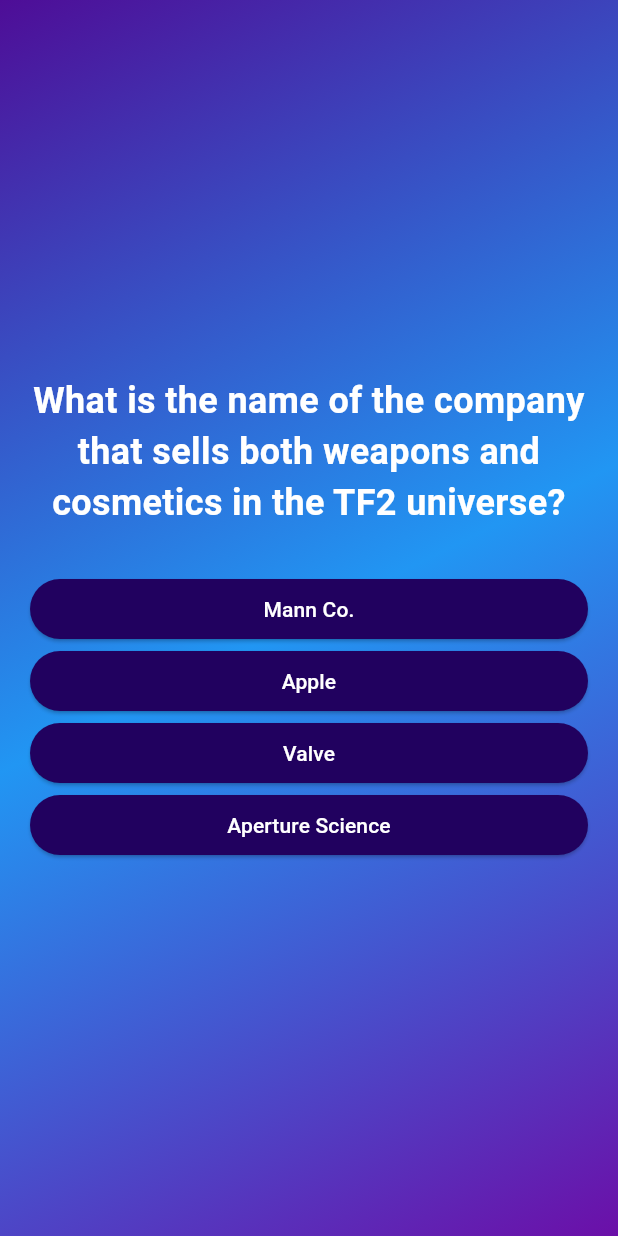
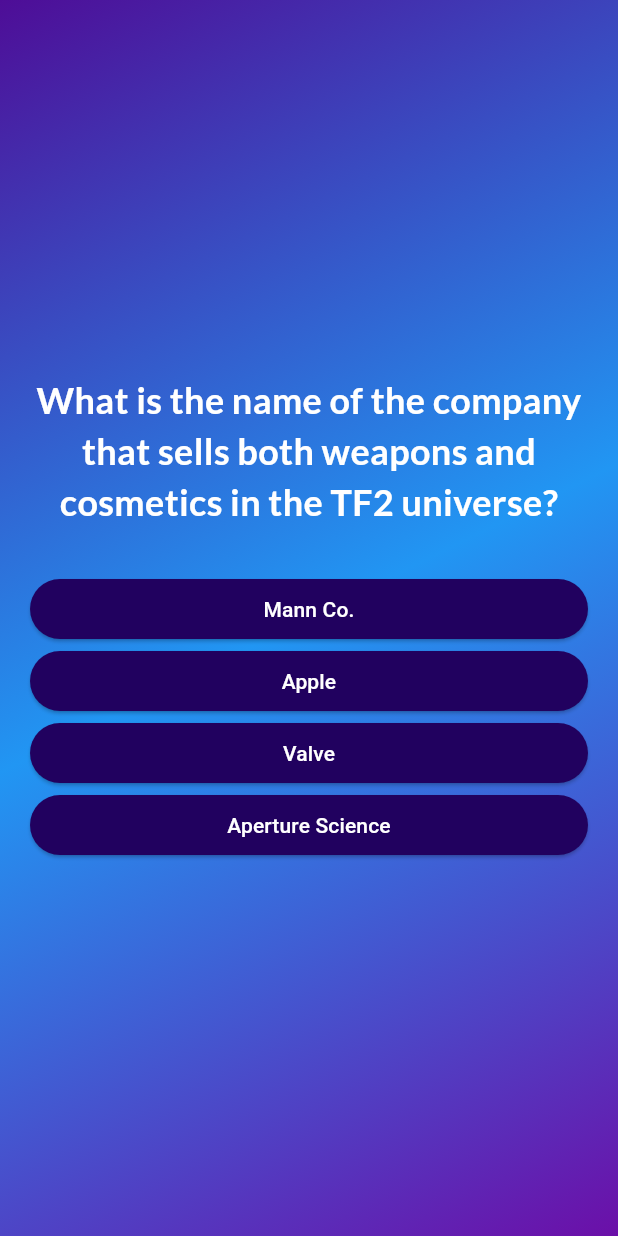
Before and after one commit to thehwayne/quiz_app, a Flutter app: the screen it shows after launch, after a tap on "Start Quiz", after a tap on "A huge gold mine", on a phone screen of 412 x 824 dp. Run offline on Flutter 3.47's test engine with Material 3 defaults, Android fonts, the phone set to English and light mode, and no system bars; our stand-ins replace google_fonts.

Commit message:
Changes made to quiz.dart and questions_screen.dart, finally figured out why google_fonts working. Now it is.

```diff
--- a/quiz_app/lib/data/questions.dart
+++ b/quiz_app/lib/data/questions.dart
@@ -49,6 +49,16 @@ const questions = [
       'Merasmus the Magician', //Correct Answer
       'Dolly Parton'
     ]
+  ),
+
+      QuizQuestion(
+    'What does killing a player who\'s wearing the Ghastly Gibus do?',
+    [
+      'It gives you a hat', //Correct Answer
+      'The enemy player explodes instead of ragdolling',
+      'It releases a ghost that can kill other players',
+      'Nothing happens'
+    ]
   )
 
 ];
--- a/quiz_app/lib/questions_screen.dart
+++ b/quiz_app/lib/questions_screen.dart
@@ -1,10 +1,11 @@
 import 'package:flutter/material.dart';
 import 'package:quiz_app/answer_button.dart';
 import 'package:quiz_app/data/questions.dart';
+import 'package:google_fonts/google_fonts.dart';
 
 class QuestionsScreen extends StatefulWidget {
-  const QuestionsScreen({super.key});
-
+  const QuestionsScreen({super.key, required this.onSelectedAnswer});
+  final void Function(String answer) onSelectedAnswer;
   @override
   State<QuestionsScreen> createState() {
     return _QuestionsScreenState();
@@ -14,7 +15,8 @@ class QuestionsScreen extends StatefulWidget {
 class _QuestionsScreenState extends State<QuestionsScreen> {
   var currentQuestionIndex = 0;
 
-  void answerQuestion() {
+  void answerQuestion(String selectedAnswer) {
+    widget.onSelectedAnswer(selectedAnswer);
     setState(() {
       currentQuestionIndex++;
     });
@@ -33,9 +35,9 @@ class _QuestionsScreenState extends State<QuestionsScreen> {
           children: [
             Text(
               currentQuestion.text,
-              style: TextStyle(
+              style: GoogleFonts.lato(
+                color: Colors.white,
                 fontSize: 24,
-                color: Colors.white,
                 fontWeight: FontWeight.bold,
               ),
               textAlign: TextAlign.center,
@@ -44,7 +46,9 @@ class _QuestionsScreenState extends State<QuestionsScreen> {
             ...currentQuestion.getShuffledAnswers().map((item) {
               return AnswerButton(
                 answerText: item,
-                onTap: answerQuestion,
+                onTap: () {
+                  answerQuestion(item);
+                },
               );
             }),
           ],
--- a/quiz_app/lib/quiz.dart
+++ b/quiz_app/lib/quiz.dart
@@ -1,5 +1,7 @@
 import 'package:flutter/material.dart';
+import 'package:quiz_app/data/questions.dart';
 import 'package:quiz_app/questions_screen.dart';
+import 'package:quiz_app/results_screen.dart';
 import 'package:quiz_app/start_screen.dart';
 
 class Quiz extends StatefulWidget {
@@ -12,8 +14,21 @@ class Quiz extends StatefulWidget {
 }
 
 class _QuizState extends State<Quiz> {
+  List<String> selectedAnswers = [];
   Widget? activeScreen;
 
+  void chooseAnswer(String answer) {
+    selectedAnswers.add(answer);
+    if (selectedAnswers.length == questions.length) {
+      //switch to the results screen instead
+      setState(() {
+        selectedAnswers = [];
+        activeScreen = ResultsScreen(chosenAnswers: selectedAnswers,);
+      });
+    }
+  }
+
+  @override
   void initState() {
     activeScreen = StartScreen(switchScreen);
     super.initState();
@@ -21,7 +36,9 @@ class _QuizState extends State<Quiz> {
 
   void switchScreen() {
     setState(() {
-      activeScreen = QuestionsScreen();
+      activeScreen = QuestionsScreen(
+        onSelectedAnswer: chooseAnswer,
+      );
     });
   }
 
--- a/quiz_app/pubspec.yaml
+++ b/quiz_app/pubspec.yaml
@@ -34,6 +34,7 @@ dependencies:
   # The following adds the Cupertino Icons font to your application.
   # Use with the CupertinoIcons class for iOS style icons.
   cupertino_icons: ^1.0.8
+  google_fonts: ^6.2.1
 
 dev_dependencies:
   flutter_test:
```
Also changed, not shown: quiz_app/pubspec.lock, 1 other file.
